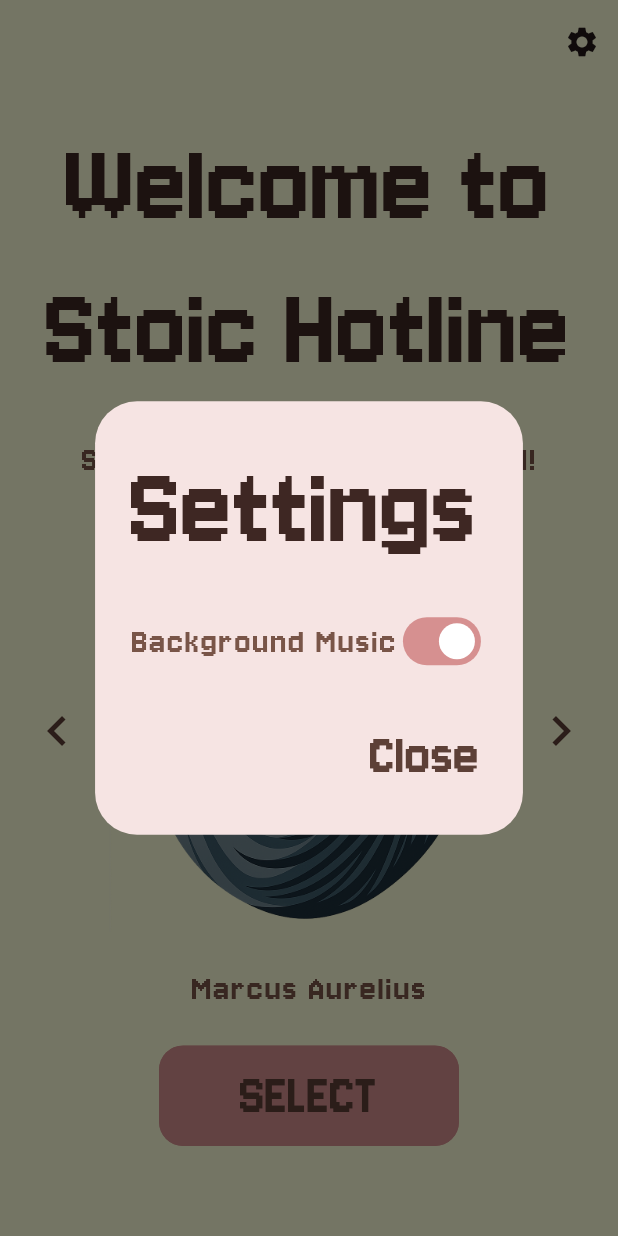
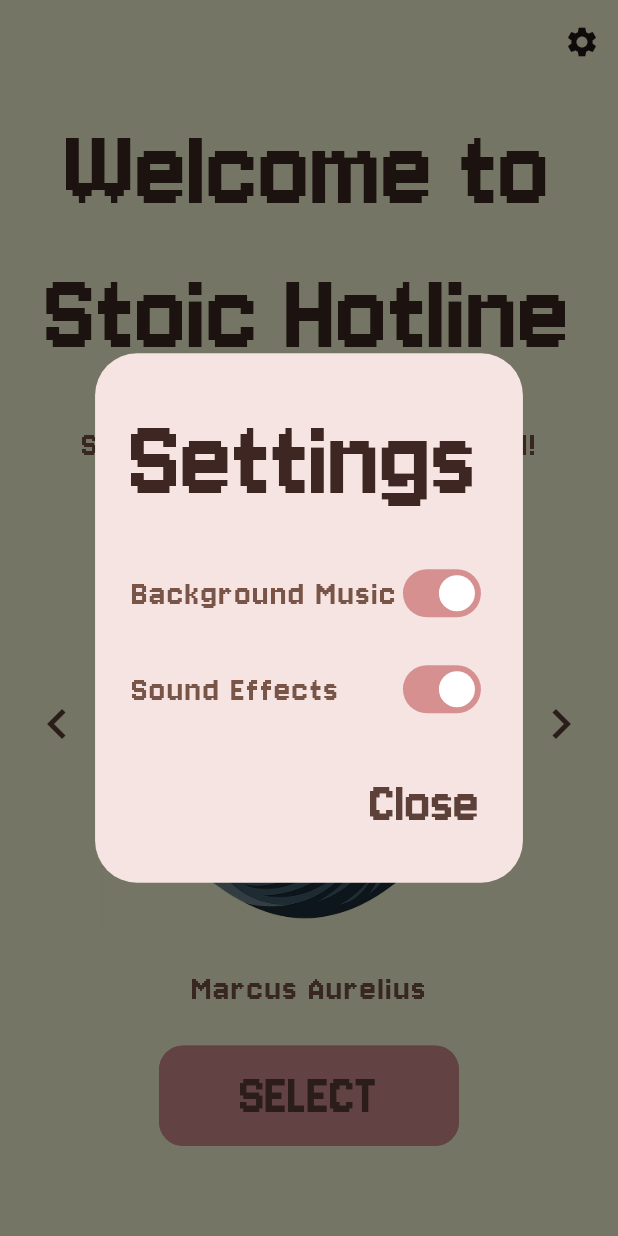
Before and after one commit to guillebasterra/stoic_hotline, a Flutter app: the screen it shows after launch, after a tap on the "chevron left" icon, after a tap on the "chevron right" icon, after a tap on the "settings" icon, on a phone screen of 412 x 824 dp. Run offline on Flutter 3.47's test engine with Material 3 defaults, Android fonts, the phone set to English and light mode, and no system bars; our stand-ins replace audioplayers, bubble, dio, flutter_dotenv, shared_preferences; network calls fail.

Commit message:
final version for demo

```diff
--- a/lib/core/music_controller.dart
+++ b/lib/core/music_controller.dart
@@ -1,4 +1,5 @@
 import 'package:audioplayers/audioplayers.dart';
+import 'package:shared_preferences/shared_preferences.dart';
 
 class MusicController {
   // Singleton instance
@@ -8,12 +9,29 @@ class MusicController {
     return _instance;
   }
 
-  MusicController._internal();
+  MusicController._internal() {
+    _loadPreferences();
+  }
 
   final AudioPlayer _audioPlayer = AudioPlayer();
   bool _isPlaying = false;
 
   bool get isPlaying => _isPlaying;
+
+  Future<void> _loadPreferences() async {
+    final prefs = await SharedPreferences.getInstance();
+    _isPlaying = prefs.getBool('musicEnabled') ?? false;
+
+    // Automatically play music if it was enabled in the last session
+    if (_isPlaying) {
+      playMusic();
+    }
+  }
+
+  Future<void> _savePreferences() async {
+    final prefs = await SharedPreferences.getInstance();
+    await prefs.setBool('musicEnabled', _isPlaying);
+  }
 
   Future<void> playMusic() async {
     if (_isPlaying) return;
@@ -24,6 +42,7 @@ class MusicController {
     await _audioPlayer.resume();
 
     _isPlaying = true;
+    _savePreferences();
   }
 
   Future<void> stopMusic() async {
@@ -31,9 +50,11 @@ class MusicController {
 
     await _audioPlayer.stop();
     _isPlaying = false;
+    _savePreferences();
   }
 
   void toggleMusic() {
+
     if (_isPlaying) {
       stopMusic();
     } else {
--- a/lib/core/sound_effects_controller.dart
+++ b/lib/core/sound_effects_controller.dart
@@ -1,11 +1,36 @@
 import 'package:audioplayers/audioplayers.dart';
+import 'package:shared_preferences/shared_preferences.dart';
 
 class SoundEffectsController {
   final AudioPlayer _audioPlayer = AudioPlayer();
+  bool _isEnabled = true;
+
+  SoundEffectsController() {
+    _loadPreferences();
+  }
+
+  Future<void> _loadPreferences() async {
+    final prefs = await SharedPreferences.getInstance();
+    _isEnabled = prefs.getBool('soundEffectsEnabled') ?? true;
+  }
+
+  Future<void> _savePreferences() async {
+    final prefs = await SharedPreferences.getInstance();
+    await prefs.setBool('soundEffectsEnabled', _isEnabled);
+  }
 
   Future<void> playButtonClick() async {
-    await _audioPlayer.play(AssetSource('audio/button.mp3'), volume: 0.5);
+    if (_isEnabled) {
+      await _audioPlayer.play(AssetSource('audio/button.mp3'), volume: 0.5);
+    }
   }
+
+  void toggleSoundEffects() {
+    _isEnabled = !_isEnabled;
+    _savePreferences();
+  }
+
+  bool get isEnabled => _isEnabled;
 
   void dispose() {
     _audioPlayer.dispose();
--- a/lib/screens/home_screen.dart
+++ b/lib/screens/home_screen.dart
@@ -76,7 +76,10 @@ class _HomeScreenState extends State<HomeScreen> {
     context: context,
     builder: (_) => AlertDialog(
       title: Text('Settings', style: AppTextStyles.titleStyle),
-        content: Row(
+      content: Column(
+        mainAxisSize: MainAxisSize.min,
+        children: [
+          Row(
             mainAxisAlignment: MainAxisAlignment.spaceBetween,
             children: [
               Text('Background Music', style: AppTextStyles.subtitleStyle),
@@ -90,6 +93,26 @@ class _HomeScreenState extends State<HomeScreen> {
                     },
                   );
                 },
+              ),
+            ],
+          ),
+          const SizedBox(height: 16),
+          Row(
+            mainAxisAlignment: MainAxisAlignment.spaceBetween,
+            children: [
+              Text('Sound Effects', style: AppTextStyles.subtitleStyle),
+              StatefulBuilder(
+                builder: (context, setDialogState) {
+                  return Switch(
+                    value: _soundEffectsController.isEnabled,
+                    onChanged: (enabled) {
+                      _soundEffectsController.toggleSoundEffects();
+                      setDialogState(() {});
+                    },
+                  );
+                },
+              ),
+            ],
           ),
         ],
       ),
@@ -131,7 +154,7 @@ class _HomeScreenState extends State<HomeScreen> {
           child: Column(
             mainAxisAlignment: MainAxisAlignment.start,
             children: [
-              const SizedBox(height: 20),
+              const SizedBox(height: 10),
               Text(
                 'Welcome to\nStoic Hotline',
                 textAlign: TextAlign.center,
--- a/pubspec.yaml
+++ b/pubspec.yaml
@@ -26,6 +26,7 @@ dependencies:
   flutter_dotenv: ^5.0.2
   gestures: ^1.0.0
   audioplayers: ^6.4.0
+  shared_preferences: ^2.0.15
   cupertino_icons: ^1.0.8
 
   # The following adds the Cupertino Icons font to your application.
```
Also changed, not shown: lib/screens/chat_screen.dart (+28 -35 lines), pubspec.lock, 2 other files. Lines whose indentation alone changed are shown as unchanged.
